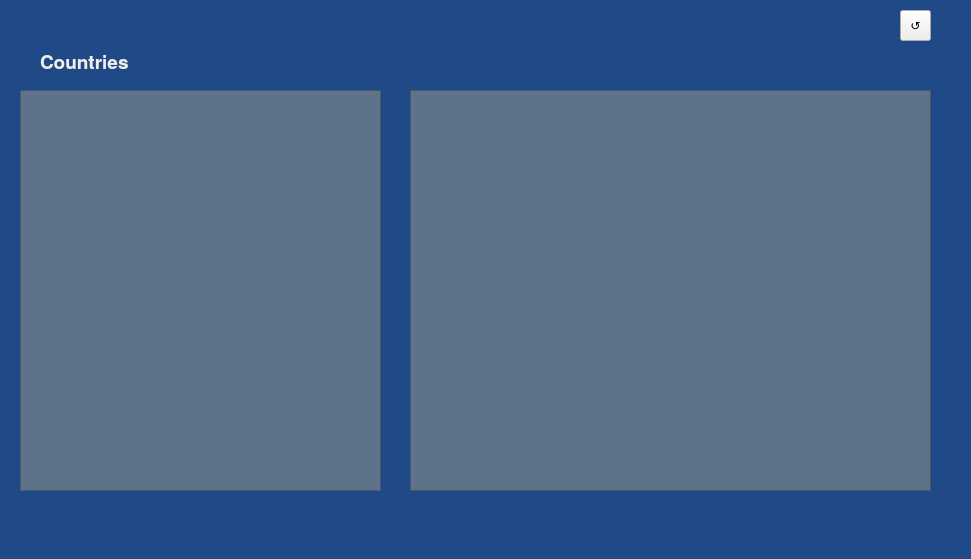
Above: ui/nordVpnGui.ui from JimR21/nordvpn-gui before the change. Below: the same form after it.
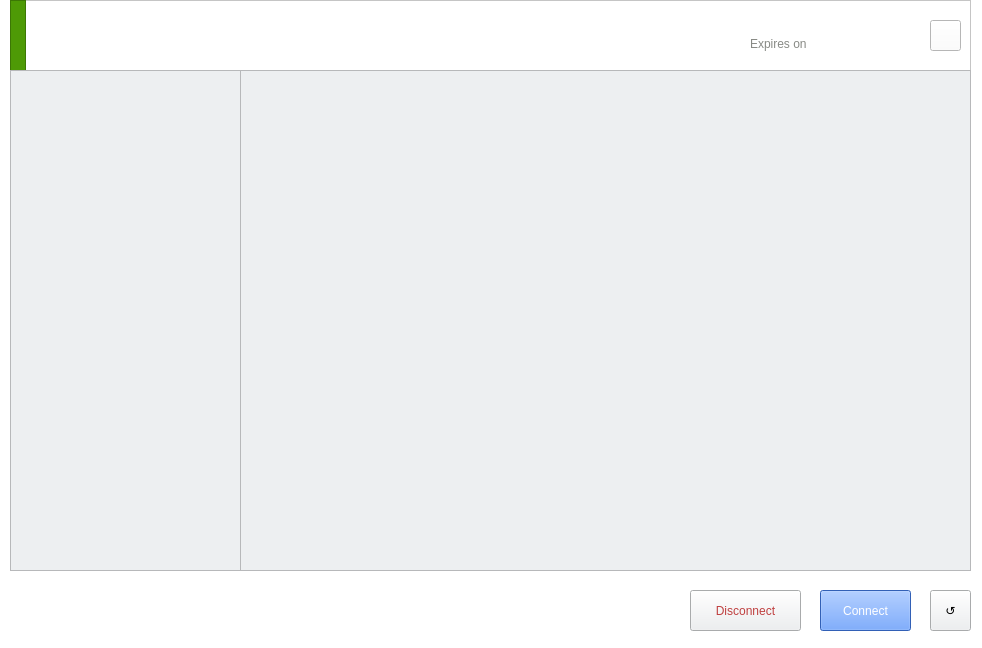
That is the form after the change. Icons and pictures are not drawn.

Commit message: MainView UI update and account info

Patch:
```diff
--- a/ui/nordVpnGui.ui
+++ b/ui/nordVpnGui.ui
@@ -4,17 +4,17 @@
  <widget class="QMainWindow" name="MainWindow">
   <property name="geometry">
    <rect>
-    <x>0</x>
-    <y>0</y>
-    <width>971</width>
-    <height>559</height>
+       <x>0</x>
+       <y>0</y>
+       <width>982</width>
+       <height>648</height>
    </rect>
   </property>
   <property name="windowTitle">
    <string>MainWindow</string>
   </property>
   <property name="styleSheet">
-   <string notr="true">background-color: rgb(32, 74, 135);</string>
+      <string notr="true">background-color: rgb(255, 255, 255);</string>
   </property>
   <property name="animated">
    <bool>true</bool>
@@ -22,72 +22,263 @@
   <widget class="QWidget" name="centralwidget">
    <widget class="QListWidget" name="countries_list">
     <property name="geometry">
-     <rect>
-      <x>20</x>
-      <y>90</y>
-      <width>361</width>
-      <height>401</height>
-     </rect>
+        <rect>
+            <x>10</x>
+            <y>70</y>
+            <width>231</width>
+            <height>501</height>
+        </rect>
     </property>
     <property name="styleSheet">
-     <string notr="true">background-color: rgb(94, 114, 137);</string>
+        <string notr="true">background-color: rgb(237, 239, 241);</string>
     </property>
    </widget>
    <widget class="QListWidget" name="server_list">
     <property name="geometry">
-     <rect>
-      <x>410</x>
-      <y>90</y>
-      <width>521</width>
-      <height>401</height>
-     </rect>
+        <rect>
+            <x>240</x>
+            <y>70</y>
+            <width>731</width>
+            <height>501</height>
+        </rect>
     </property>
     <property name="styleSheet">
-     <string notr="true">background-color: rgb(94, 114, 137);</string>
+        <string notr="true">background-color: rgb(237, 239, 241);</string>
     </property>
    </widget>
-   <widget class="QLabel" name="countries_label">
-    <property name="geometry">
-     <rect>
-      <x>40</x>
-      <y>50</y>
-      <width>111</width>
-      <height>21</height>
-     </rect>
-    </property>
-    <property name="font">
-     <font>
-      <family>TeX Gyre Heros</family>
-      <pointsize>14</pointsize>
-      <weight>75</weight>
-      <bold>true</bold>
-     </font>
-    </property>
-    <property name="styleSheet">
-     <string notr="true">color: rgb(238, 238, 236);</string>
-    </property>
-    <property name="text">
-     <string>Countries</string>
-    </property>
-   </widget>
-   <widget class="QToolButton" name="refresh_button">
-    <property name="geometry">
-     <rect>
-      <x>900</x>
-      <y>10</y>
-      <width>31</width>
-      <height>31</height>
-     </rect>
-    </property>
-    <property name="styleSheet">
-     <string notr="true">background-color: rgb(238, 238, 236);</string>
-    </property>
-    <property name="text">
-     <string>↺</string>
-    </property>
-   </widget>
+      <widget class="QToolButton" name="refresh_button">
+          <property name="geometry">
+              <rect>
+                  <x>930</x>
+                  <y>590</y>
+                  <width>41</width>
+                  <height>41</height>
+              </rect>
+          </property>
+          <property name="cursor">
+              <cursorShape>PointingHandCursor</cursorShape>
+          </property>
+          <property name="styleSheet">
+              <string notr="true">background-color: rgb(237, 239, 241);
+                  font: 57 15pt &quot;Ubuntu&quot;;
+              </string>
+          </property>
+          <property name="text">
+              <string>↺</string>
+          </property>
+      </widget>
+      <widget class="QPushButton" name="connect_button">
+          <property name="geometry">
+              <rect>
+                  <x>820</x>
+                  <y>590</y>
+                  <width>91</width>
+                  <height>41</height>
+              </rect>
+          </property>
+          <property name="cursor">
+              <cursorShape>PointingHandCursor</cursorShape>
+          </property>
+          <property name="mouseTracking">
+              <bool>false</bool>
+          </property>
+          <property name="styleSheet">
+              <string notr="true">background-color: rgb(70, 135, 255);
+                  font: 57 14pt &quot;Ubuntu&quot;;
+                  color: rgb(255, 255, 255);
+              </string>
+          </property>
+          <property name="text">
+              <string>Connect</string>
+          </property>
+      </widget>
+      <widget class="QFrame" name="frame">
+          <property name="geometry">
+              <rect>
+                  <x>10</x>
+                  <y>0</y>
+                  <width>961</width>
+                  <height>71</height>
+              </rect>
+          </property>
+          <property name="frameShape">
+              <enum>QFrame::StyledPanel</enum>
+          </property>
+          <property name="frameShadow">
+              <enum>QFrame::Raised</enum>
+          </property>
+          <widget class="QLabel" name="label">
+              <property name="geometry">
+                  <rect>
+                      <x>30</x>
+                      <y>10</y>
+                      <width>61</width>
+                      <height>51</height>
+                  </rect>
+              </property>
+              <property name="sizePolicy">
+                  <sizepolicy hsizetype="Preferred" vsizetype="Preferred">
+                      <horstretch>0</horstretch>
+                      <verstretch>0</verstretch>
+                  </sizepolicy>
+              </property>
+              <property name="sizeIncrement">
+                  <size>
+                      <width>0</width>
+                      <height>0</height>
+                  </size>
+              </property>
+              <property name="styleSheet">
+                  <string notr="true">border-image: url(:/nord/nordvpnicon.png);</string>
+              </property>
+              <property name="text">
+                  <string/>
+              </property>
+          </widget>
+          <widget class="QLabel" name="email_label">
+              <property name="geometry">
+                  <rect>
+                      <x>740</x>
+                      <y>16</y>
+                      <width>161</width>
+                      <height>20</height>
+                  </rect>
+              </property>
+              <property name="text">
+                  <string/>
+              </property>
+          </widget>
+          <widget class="QLabel" name="expires_label">
+              <property name="geometry">
+                  <rect>
+                      <x>740</x>
+                      <y>36</y>
+                      <width>101</width>
+                      <height>16</height>
+                  </rect>
+              </property>
+              <property name="styleSheet">
+                  <string notr="true">font: 10pt &quot;Ubuntu&quot;;
+                      color: rgb(136, 138, 133);
+                  </string>
+              </property>
+              <property name="text">
+                  <string>Expires on</string>
+              </property>
+          </widget>
+          <widget class="QLabel" name="connection_label">
+              <property name="geometry">
+                  <rect>
+                      <x>110</x>
+                      <y>20</y>
+                      <width>111</width>
+                      <height>31</height>
+                  </rect>
+              </property>
+              <property name="styleSheet">
+                  <string notr="true">font: 57 14pt &quot;Ubuntu&quot;;</string>
+              </property>
+              <property name="text">
+                  <string/>
+              </property>
+          </widget>
+          <widget class="QFrame" name="frame_2">
+              <property name="geometry">
+                  <rect>
+                      <x>0</x>
+                      <y>0</y>
+                      <width>16</width>
+                      <height>71</height>
+                  </rect>
+              </property>
+              <property name="styleSheet">
+                  <string notr="true">background-color: rgb(78, 154, 6);</string>
+              </property>
+              <property name="frameShape">
+                  <enum>QFrame::StyledPanel</enum>
+              </property>
+              <property name="frameShadow">
+                  <enum>QFrame::Raised</enum>
+              </property>
+          </widget>
+          <widget class="QLabel" name="label_2">
+              <property name="geometry">
+                  <rect>
+                      <x>700</x>
+                      <y>20</y>
+                      <width>31</width>
+                      <height>31</height>
+                  </rect>
+              </property>
+              <property name="styleSheet">
+                  <string notr="true">border-image: url(:/nord/icons8-user-24.png);</string>
+              </property>
+              <property name="text">
+                  <string/>
+              </property>
+          </widget>
+          <widget class="QToolButton" name="logout_button">
+              <property name="geometry">
+                  <rect>
+                      <x>920</x>
+                      <y>20</y>
+                      <width>31</width>
+                      <height>31</height>
+                  </rect>
+              </property>
+              <property name="styleSheet">
+                  <string notr="true">border-image: url(:/nord/icons8-logout-rounded-up-50.png);</string>
+              </property>
+              <property name="text">
+                  <string/>
+              </property>
+          </widget>
+          <widget class="QLabel" name="connected_server">
+              <property name="geometry">
+                  <rect>
+                      <x>380</x>
+                      <y>10</y>
+                      <width>161</width>
+                      <height>41</height>
+                  </rect>
+              </property>
+              <property name="styleSheet">
+                  <string notr="true">font: 75 15pt &quot;Samanata&quot;;</string>
+              </property>
+              <property name="text">
+                  <string/>
+              </property>
+          </widget>
+      </widget>
+      <widget class="QPushButton" name="disconnect_button">
+          <property name="geometry">
+              <rect>
+                  <x>690</x>
+                  <y>590</y>
+                  <width>111</width>
+                  <height>41</height>
+              </rect>
+          </property>
+          <property name="cursor">
+              <cursorShape>PointingHandCursor</cursorShape>
+          </property>
+          <property name="styleSheet">
+              <string notr="true">background-color: rgb(237, 239, 241);
+                  font: 57 14pt &quot;Ubuntu&quot;;
+                  color: rgb(191, 64, 64);
+              </string>
+          </property>
+          <property name="text">
+              <string>Disconnect</string>
+          </property>
+      </widget>
+      <zorder>frame</zorder>
+      <zorder>countries_list</zorder>
+      <zorder>server_list</zorder>
+      <zorder>refresh_button</zorder>
+      <zorder>connect_button</zorder>
+      <zorder>disconnect_button</zorder>
   </widget>
-  <widget class="QStatusBar" name="statusbar"/>
  </widget>
  <resources/>
  <connections/>
```
Left out of the diff: 14 changed lines with no effect on the pictures. The commit also changes 6 other files.
